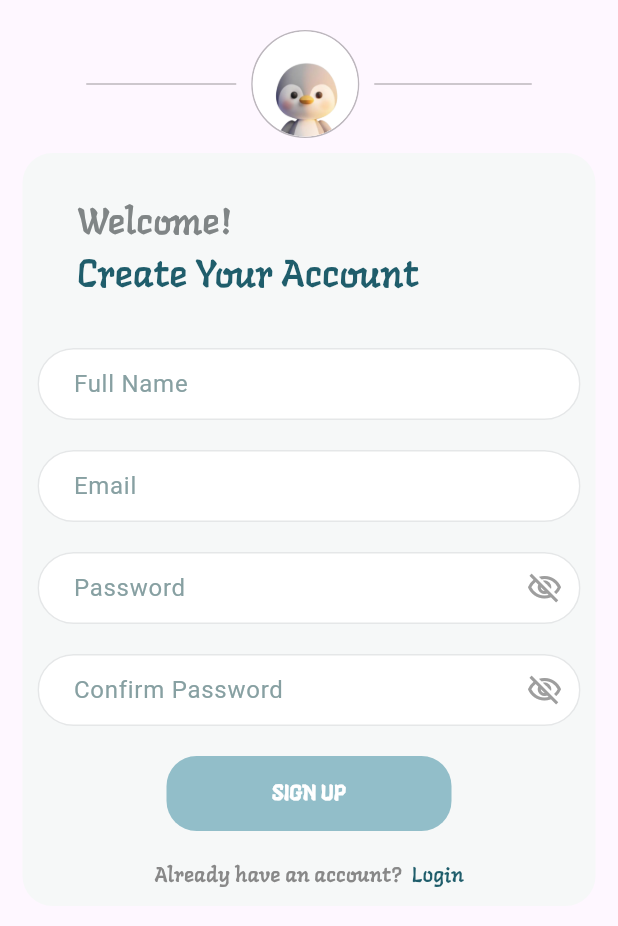
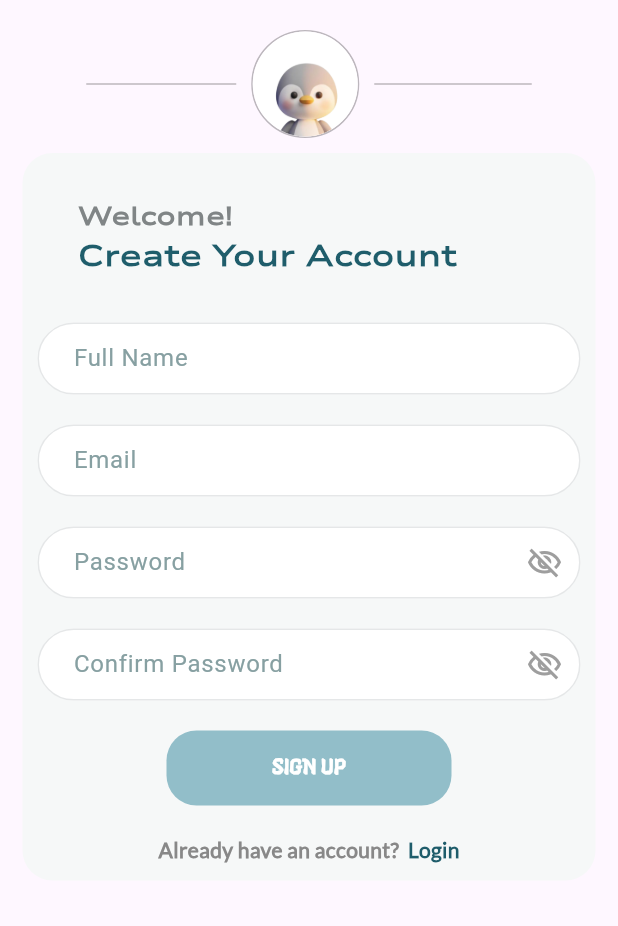
Before and after one commit to Kholoud-Mohamed/ozeyBOT, a Flutter app: the SignUpScreen screen opened by its route, on a phone screen of 412 x 824 dp. Shown: the top 926 px of the screen. Run offline on Flutter 3.47's test engine with Material 3 defaults, Android fonts, the phone set to English and light mode, and no system bars; drawn by our look-alikes of modal_progress_hud_nsn; our stand-ins replace carousel_slider, charts_flutter, firebase_core, fl_chart, flutter_rating_bar, geolocator and 12 more; missing offline and left inert: calendar_timeline_sbk; accounts and stored records are empty; project files that could hold a hidden picture were left out.

Commit message:
lastt  commit

```diff
--- a/lib/helper/constants.dart
+++ b/lib/helper/constants.dart
@@ -32,5 +32,5 @@ Color fontGray = const Color(0xff636363);
 const String primaryFont = 'Langar';
 const String AlegreyaFont = 'Alegreya';
 const String interFont = 'Inter';
-const String nunitoFont = 'Inter';
+const String nunitoFont = 'Nunito Sans';
 const String latoFont = 'Lato';
--- a/lib/screens/SignUpScreen.dart
+++ b/lib/screens/SignUpScreen.dart
@@ -2,6 +2,7 @@ import 'dart:convert';
 import 'package:flutter/material.dart';
 import 'package:http/http.dart' as http;
 import 'package:mapfeature_project/NavigationBar.dart';
+import 'package:mapfeature_project/helper/constants.dart';
 import 'package:mapfeature_project/helper/show_snack_bar.dart';
 import 'package:mapfeature_project/moodTracer/sentiment.dart';
 import 'package:mapfeature_project/screens/OTP_Screen.dart';
@@ -64,8 +65,9 @@ class _SignUpScreenState extends State<SignUpScreen> {
                               child: Text(
                                 'Welcome!',
                                 style: TextStyle(
-                                  fontFamily: 'Langar',
-                                  fontSize: 24,
+                                  fontFamily: nunitoFont,
+                                  fontWeight: FontWeight.w800,
+                                  fontSize: 17,
                                   color: Color.fromARGB(255, 128, 133, 134),
                                 ),
                               ),
@@ -73,8 +75,9 @@ class _SignUpScreenState extends State<SignUpScreen> {
                             Text(
                               'Create Your Account ',
                               style: TextStyle(
-                                fontFamily: 'Langar',
-                                fontSize: 25,
+                                fontFamily: nunitoFont,
+                                fontWeight: FontWeight.w800,
+                                fontSize: 20,
                                 color: Color(0xff1F5D6B),
                               ),
                             ),
@@ -189,7 +192,8 @@ class _SignUpScreenState extends State<SignUpScreen> {
                             const Text(
                               'Already have an account?',
                               style: TextStyle(
-                                  fontFamily: 'Langar',
+                                  fontFamily: latoFont,
+                                  fontWeight: FontWeight.w700,
                                   color: Color.fromARGB(255, 136, 136, 136)),
                             ),
                             GestureDetector(
@@ -199,7 +203,8 @@ class _SignUpScreenState extends State<SignUpScreen> {
                               child: const Text(
                                 '  Login',
                                 style: TextStyle(
-                                  fontFamily: 'Langar',
+                                  fontWeight: FontWeight.w900,
+                                  fontFamily: latoFont,
                                   color: Color(0xff1F5D6B),
                                 ),
                               ),
--- a/lib/screens/soothe_screen.dart
+++ b/lib/screens/soothe_screen.dart
@@ -28,7 +28,7 @@ class sotheeScreen extends StatelessWidget {
                     color: labelColor,
                   )),
               Image.asset(
-                'images/photo_2024-01-17_04-14-54-removebg-preview.png', // Replace 'your_gif_file.gif' with the path to your GIF file
+                'images/photo_2024-01-17_04-14-54-removebg-preview.png',
                 height: 300,
               ),
               // const SizedBox(
```
Also changed, not shown: lib/helper/cach_helper.dart (added, +120 -0 lines), lib/screens/LogInScreen.dart (+8 -3 lines).
